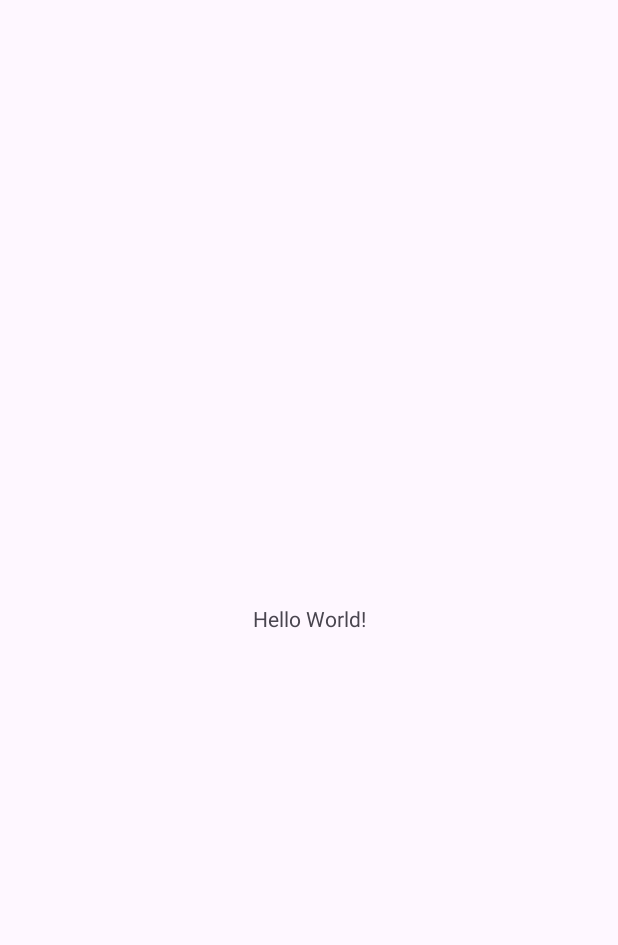
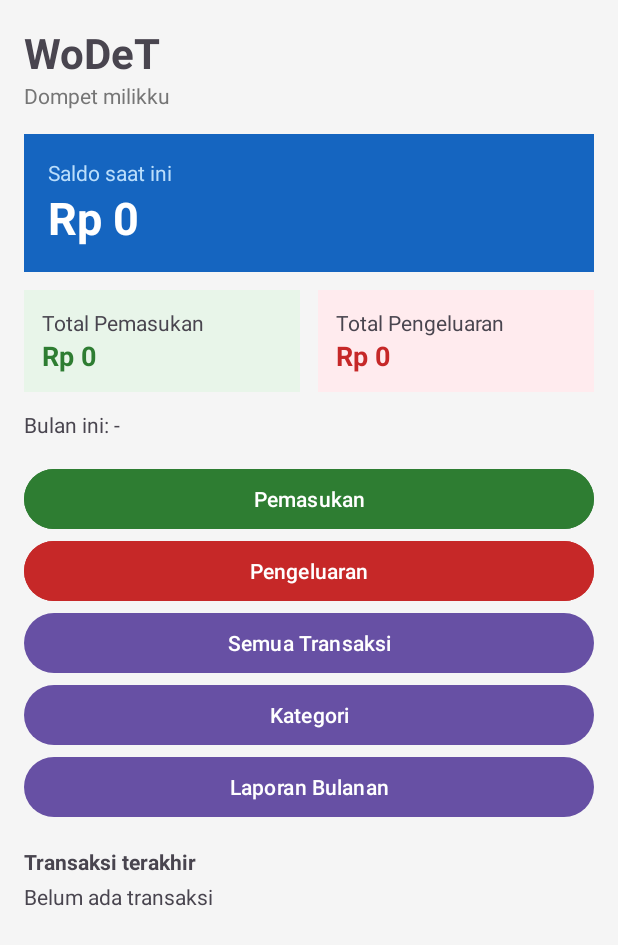
Before and after one commit to Choliem/WoDeT, an Android app: the screen it shows after launch (MainActivity), on a phone screen of 412 x 824 dp. Before the commit the part shown is almost empty. Shown: the top 945 px of the screen. Run offline under Robolectric (Android 15) with nearby library versions, the phone set to English and light mode, and no system bars.

Commit message:
ui awawl activity main

```diff
--- a/app/src/main/res/layout/activity_main.xml
+++ b/app/src/main/res/layout/activity_main.xml
@@ -1,19 +1,163 @@
 <?xml version="1.0" encoding="utf-8"?>
-<androidx.constraintlayout.widget.ConstraintLayout xmlns:android="http://schemas.android.com/apk/res/android"
-    xmlns:app="http://schemas.android.com/apk/res-auto"
+<ScrollView xmlns:android="http://schemas.android.com/apk/res/android"
     xmlns:tools="http://schemas.android.com/tools"
     android:id="@+id/main"
     android:layout_width="match_parent"
     android:layout_height="match_parent"
+    android:background="#F5F5F5"
     tools:context=".MainActivity">
 
-    <TextView
-        android:layout_width="wrap_content"
+    <LinearLayout
+        android:layout_width="match_parent"
         android:layout_height="wrap_content"
-        android:text="Hello World!"
-        app:layout_constraintBottom_toBottomOf="parent"
-        app:layout_constraintEnd_toEndOf="parent"
-        app:layout_constraintStart_toStartOf="parent"
-        app:layout_constraintTop_toTopOf="parent" />
+        android:orientation="vertical"
+        android:padding="16dp">
 
-</androidx.constraintlayout.widget.ConstraintLayout>
+        <TextView
+            android:layout_width="wrap_content"
+            android:layout_height="wrap_content"
+            android:text="WoDeT"
+            android:textSize="28sp"
+            android:textStyle="bold" />
+
+        <TextView
+            android:layout_width="wrap_content"
+            android:layout_height="wrap_content"
+            android:text="Dompet milikku"
+            android:textColor="#757575" />
+
+        <LinearLayout
+            android:layout_width="match_parent"
+            android:layout_height="wrap_content"
+            android:layout_marginTop="16dp"
+            android:background="#1565C0"
+            android:orientation="vertical"
+            android:padding="16dp">
+
+            <TextView
+                android:layout_width="wrap_content"
+                android:layout_height="wrap_content"
+                android:text="Saldo saat ini"
+                android:textColor="#BBDEFB" />
+
+            <TextView
+                android:id="@+id/tvSaldo"
+                android:layout_width="wrap_content"
+                android:layout_height="wrap_content"
+                android:text="Rp 0"
+                android:textColor="#FFFFFF"
+                android:textSize="30sp"
+                android:textStyle="bold" />
+        </LinearLayout>
+
+        <LinearLayout
+            android:layout_width="match_parent"
+            android:layout_height="wrap_content"
+            android:layout_marginTop="12dp"
+            android:orientation="horizontal">
+
+            <LinearLayout
+                android:layout_width="0dp"
+                android:layout_height="wrap_content"
+                android:layout_marginEnd="6dp"
+                android:layout_weight="1"
+                android:background="#E8F5E9"
+                android:orientation="vertical"
+                android:padding="12dp">
+
+                <TextView
+                    android:layout_width="wrap_content"
+                    android:layout_height="wrap_content"
+                    android:text="Total Pemasukan" />
+
+                <TextView
+                    android:id="@+id/tvTotalIncome"
+                    android:layout_width="wrap_content"
+                    android:layout_height="wrap_content"
+                    android:text="Rp 0"
+                    android:textColor="#2E7D32"
+                    android:textSize="18sp"
+                    android:textStyle="bold" />
+            </LinearLayout>
+
+            <LinearLayout
+                android:layout_width="0dp"
+                android:layout_height="wrap_content"
+                android:layout_marginStart="6dp"
+                android:layout_weight="1"
+                android:background="#FFEBEE"
+                android:orientation="vertical"
+                android:padding="12dp">
+
+                <TextView
+                    android:layout_width="wrap_content"
+                    android:layout_height="wrap_content"
+                    android:text="Total Pengeluaran" />
+
+                <TextView
+                    android:id="@+id/tvTotalExpense"
+                    android:layout_width="wrap_content"
+                    android:layout_height="wrap_content"
+                    android:text="Rp 0"
+                    android:textColor="#C62828"
+                    android:textSize="18sp"
+                    android:textStyle="bold" />
+            </LinearLayout>
+        </LinearLayout>
+
+        <TextView
+            android:id="@+id/tvBulanIni"
+            android:layout_width="match_parent"
+            android:layout_height="wrap_content"
+            android:layout_marginTop="12dp"
+            android:text="Bulan ini: -" />
+
+        <Button
+            android:id="@+id/btnPemasukan"
+            android:layout_width="match_parent"
+            android:layout_height="wrap_content"
+            android:layout_marginTop="16dp"
+            android:backgroundTint="#2E7D32"
+            android:text="Pemasukan" />
+
+        <Button
+            android:id="@+id/btnPengeluaran"
+            android:layout_width="match_parent"
+            android:layout_height="wrap_content"
+            android:backgroundTint="#C62828"
+            android:text="Pengeluaran" />
+
+        <Button
+            android:id="@+id/btnTransaksi"
+            android:layout_width="match_parent"
+            android:layout_height="wrap_content"
+            android:text="Semua Transaksi" />
+
+        <Button
+            android:id="@+id/btnKategori"
+            android:layout_width="match_parent"
+            android:layout_height="wrap_content"
+            android:text="Kategori" />
+
+        <Button
+            android:id="@+id/btnLaporan"
+            android:layout_width="match_parent"
+            android:layout_height="wrap_content"
+            android:text="Laporan Bulanan" />
+
+        <TextView
+            android:layout_width="wrap_content"
+            android:layout_height="wrap_content"
+            android:layout_marginTop="16dp"
+            android:text="Transaksi terakhir"
+            android:textStyle="bold" />
+
+        <TextView
+            android:id="@+id/tvTerakhir"
+            android:layout_width="match_parent"
+            android:layout_height="wrap_content"
+            android:layout_marginTop="4dp"
+            android:text="Belum ada transaksi" />
+
+    </LinearLayout>
+</ScrollView>
```
